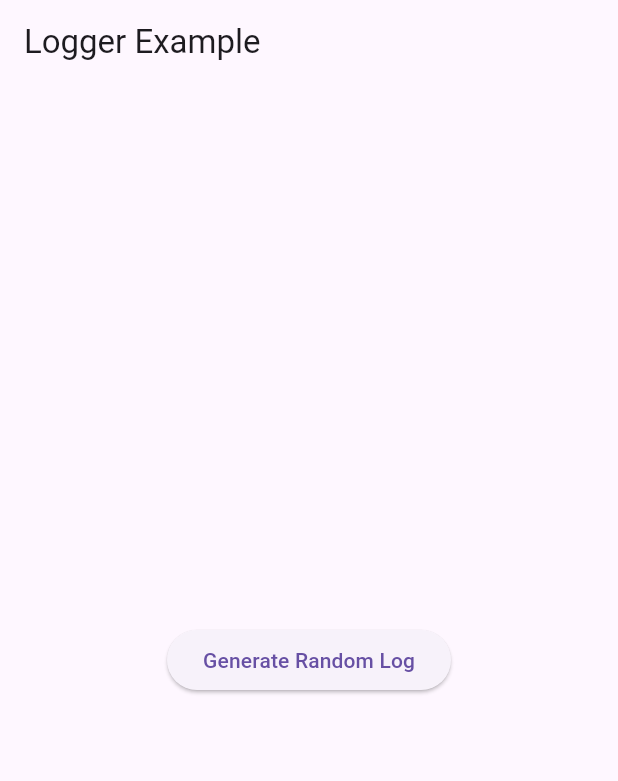
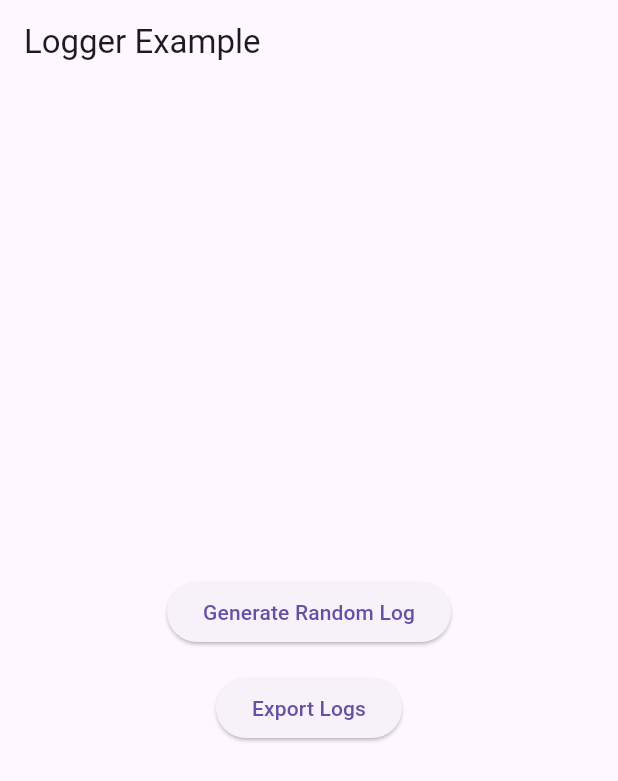
Before and after one commit to rahul-unity/logkit, a Flutter app: the screen it shows after launch, after a tap on "Generate Random Log", on a phone screen of 412 x 824 dp. Shown: the top 781 px of the screen. Run offline on Flutter 3.47's test engine with Material 3 defaults, Android fonts, the phone set to English and light mode, and no system bars; our stand-ins replace hive, logger; missing offline and left inert: dart:html; accounts and stored records are empty.

Commit message:
feat(web): add safe web log export with conditional imports and analysis fix
- Moved `log_export_web.dart` into `lib/src/` for conditional imports compatibility
- Used `dart.library.html` to conditionally import web-specific log export
- Added `_exportLogsToWeb()` method to UISLogger for browser download
- Updated analysis options to exclude `log_export_web.dart` to fix `avoid_web_libraries_in_flutter` warning
- Ensured WASM and cross-platform compatibility without breaking Flutter analyzer rules

```diff
--- a/analysis_options.yaml
+++ b/analysis_options.yaml
@@ -2,3 +2,7 @@ include: package:flutter_lints/flutter.yaml
 
 # Additional information about this file can be found at
 # https://dart.dev/guides/language/analysis-options
+
+analyzer:
+  exclude:
+    - lib/src/log_export_web.dart
--- a/example/lib/main.dart
+++ b/example/lib/main.dart
@@ -1,12 +1,13 @@
 import 'dart:math';
 import 'package:flutter/material.dart';
 import 'package:logkit/logkit.dart';
+import 'package:flutter/foundation.dart' show kIsWeb;
 
 void main() async {
   WidgetsFlutterBinding.ensureInitialized();
 
   final logger = UISLogger();
-  await logger.initializeHive(); // Initialize Hive before logging
+  await logger.initialize(); // Initialize Hive before logging
 
   logger.log("App started");
 
@@ -32,11 +33,23 @@ class LoggerScreen extends StatelessWidget {
     return Scaffold(
       appBar: AppBar(title: const Text("Logger Example")),
       body: Center(
-        child: ElevatedButton(
-          onPressed: () {
-            _logRandomMessage();
-          },
-          child: const Text("Generate Random Log"),
+        child: Column(
+          mainAxisAlignment: MainAxisAlignment.center,
+          children: [
+            ElevatedButton(
+              onPressed: () {
+                _logRandomMessage();
+              },
+              child: const Text("Generate Random Log"),
+            ),
+            const SizedBox(height: 16),
+            ElevatedButton(
+              onPressed: () async {
+                await _exportLogs(context);
+              },
+              child: const Text("Export Logs"),
+            ),
+          ],
         ),
       ),
     );
@@ -65,4 +78,25 @@ class LoggerScreen extends StatelessWidget {
     int index = random.nextInt(levels.length);
     logger.log(messages[index], level: levels[index]);
   }
+
+  Future<void> _exportLogs(BuildContext context) async {
+    final logger = UISLogger();
+
+    if (kIsWeb) {
+      logger.exportLogsToWeb();
+
+      if (!context.mounted) return;
+      ScaffoldMessenger.of(context).showSnackBar(
+        const SnackBar(content: Text("Logs exported as download.")),
+      );
+    } else {
+      final path = await logger.exportLogsToFile();
+
+      if (!context.mounted) return;
+      ScaffoldMessenger.of(context).showSnackBar(
+        SnackBar(content: Text("Logs exported to: $path")),
+      );
+    }
+  }
+
 }
--- /dev/null
+++ b/lib/src/log_export_stub.dart
@@ -0,0 +1,3 @@
+void exportLogsToWebDownload(List<String> logs) {
+  // No-op on native platforms
+}
--- /dev/null
+++ b/lib/src/log_export_web.dart
@@ -0,0 +1,12 @@
+import 'dart:convert';
+import 'dart:html' as html;
+
+void exportLogsToWebDownload(List<String> logs) {
+  final bytes = utf8.encode(logs.join('\n'));
+  final blob = html.Blob([bytes]);
+  final url = html.Url.createObjectUrlFromBlob(blob);
+  html.AnchorElement(href: url)
+    ..setAttribute('download', '${DateTime.now().toIso8601String().split('T').first}.log')
+    ..click();
+  html.Url.revokeObjectUrl(url);
+}
--- a/lib/src/log_service.dart
+++ b/lib/src/log_service.dart
@@ -4,82 +4,78 @@ import 'package:logger/logger.dart';
 import 'package:hive/hive.dart';
 import 'package:path_provider/path_provider.dart';
 
+import 'log_export_stub.dart'
+if (dart.library.html) 'log_export_web.dart';
+
+/// UISLogger provides logging functionality with persistent storage.
 class UISLogger {
   static final UISLogger _instance = UISLogger._internal();
   late Logger _logger;
-  late Box _logBox;
+  Box? _logBox;
 
-  /// Use file logging only if not running on WebAssembly
-  final bool _isFileLoggingEnabled = !kIsWeb;
-
-  factory UISLogger() {
-    return _instance;
-  }
+  factory UISLogger() => _instance;
 
   UISLogger._internal() {
     _logger = Logger(printer: PrettyPrinter());
-    initializeHive();
   }
 
-  Future<void> initializeHive() async {
+  /// Call this before logging
+  Future<void> initialize() async {
     if (kIsWeb) {
-      return; // Hive doesn't require initialization in web
+      _logBox = await Hive.openBox('logs');
+      _deleteOldLogs();
+      return;
     }
 
     Directory directory = await getApplicationDocumentsDirectory();
     Hive.init(directory.path);
-
     _logBox = await Hive.openBox('logs');
-
-    // Check if logs from the previous day exist and delete them
     _deleteOldLogs();
   }
 
   void log(String message, {Level level = Level.info}) {
-    final String logEntry =
-        "[${DateTime.now().toIso8601String()}] [${level.name}] $message";
-
-    // Print log in console (always works)
+    final logEntry = "[${DateTime.now().toIso8601String()}] [${level.name}] $message";
     _logger.log(level, message);
-
-    // Only store logs in Hive if not running in WASM/Web
-    if (_isFileLoggingEnabled) {
-      _logBox.add(logEntry);
-    }
+    _logBox?.add(logEntry);
   }
 
   void _deleteOldLogs() {
-    if (_logBox.isNotEmpty) {
-      DateTime lastLogTime =
-          DateTime.parse(_logBox.getAt(0).split(']')[0].replaceAll('[', ''));
-      DateTime today = DateTime.now();
-
-      if (lastLogTime.day != today.day) {
-        _logBox.clear(); // Delete all logs if they belong to the previous day
+    if (_logBox == null || _logBox!.isEmpty) return;
+    final firstLog = _logBox!.getAt(0);
+    if (firstLog is String) {
+      final dateStr = firstLog.split(']')[0].replaceAll('[', '');
+      final logDate = DateTime.tryParse(dateStr);
+      final today = DateTime.now();
+      if (logDate != null && logDate.day != today.day) {
+        _logBox!.clear();
       }
     }
   }
 
   Future<String> exportLogsToFile() async {
-    if (kIsWeb) {
-      return "Export to file is not supported in WebAssembly (WASM).";
-    }
+    if (kIsWeb) return "Export to file is not supported in WebAssembly (WASM).";
 
     Directory directory = await getApplicationDocumentsDirectory();
-    String logFileName =
-        "${DateTime.now().toIso8601String().split('T').first}.log";
+    String logFileName = "${DateTime.now().toIso8601String().split('T').first}.log";
     File logFile = File('${directory.path}/$logFileName');
+    StringBuffer logBuffer = StringBuffer();
 
-    StringBuffer logBuffer = StringBuffer();
-    for (var i = 0; i < _logBox.length; i++) {
-      logBuffer.writeln(_logBox.getAt(i));
+    for (var i = 0; i < (_logBox?.length ?? 0); i++) {
+      logBuffer.writeln(_logBox!.getAt(i));
     }
 
     await logFile.writeAsString(logBuffer.toString());
     return logFile.path;
   }
 
+  /// Call this on web to trigger browser download
+  void exportLogsToWeb() {
+    if (!kIsWeb || _logBox == null) return;
+    final logs = _logBox!.values.cast<String>().toList();
+    exportLogsToWebDownload(logs);
+  }
+
   List<String> getAllLogs() {
-    return _logBox.values.cast<String>().toList();
+    return _logBox?.values.cast<String>().toList() ?? [];
   }
 }
--- a/pubspec.yaml
+++ b/pubspec.yaml
@@ -1,6 +1,6 @@
 name: logkit
 description: "A lightweight logging package for Flutter and Dart. Supports console and file logging with daily log rotation."
-version: 0.0.4
+version: 1.0.0
 homepage: https://github.com/rahul-unity/logkit.git
 
 environment:
```
Also changed, not shown: example/pubspec.lock, 4 other files.
